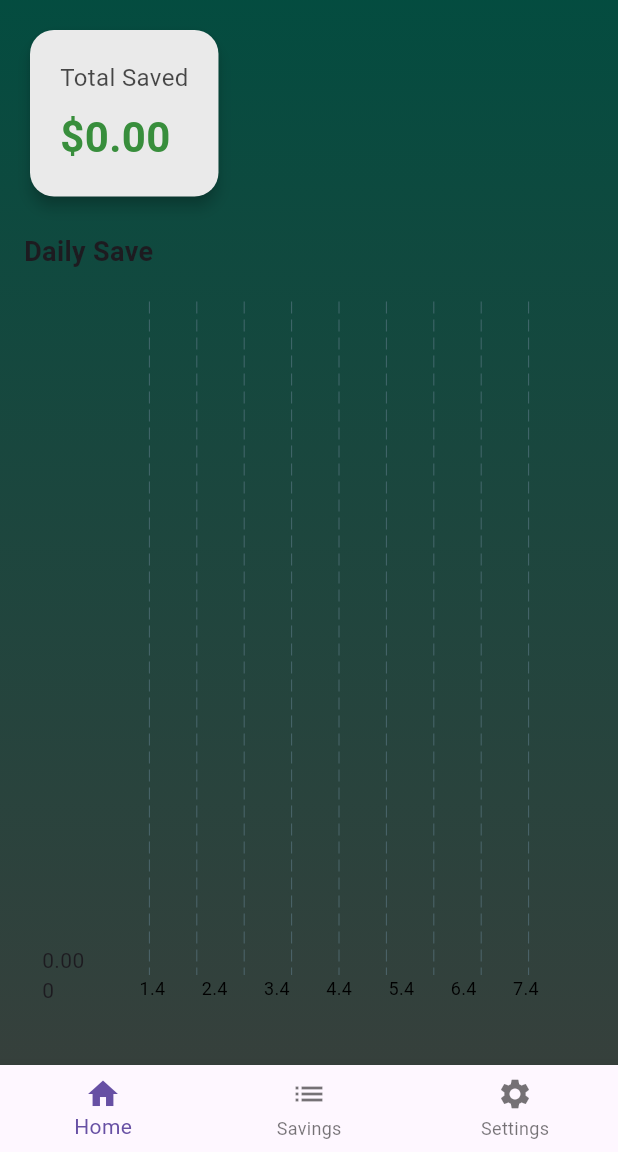
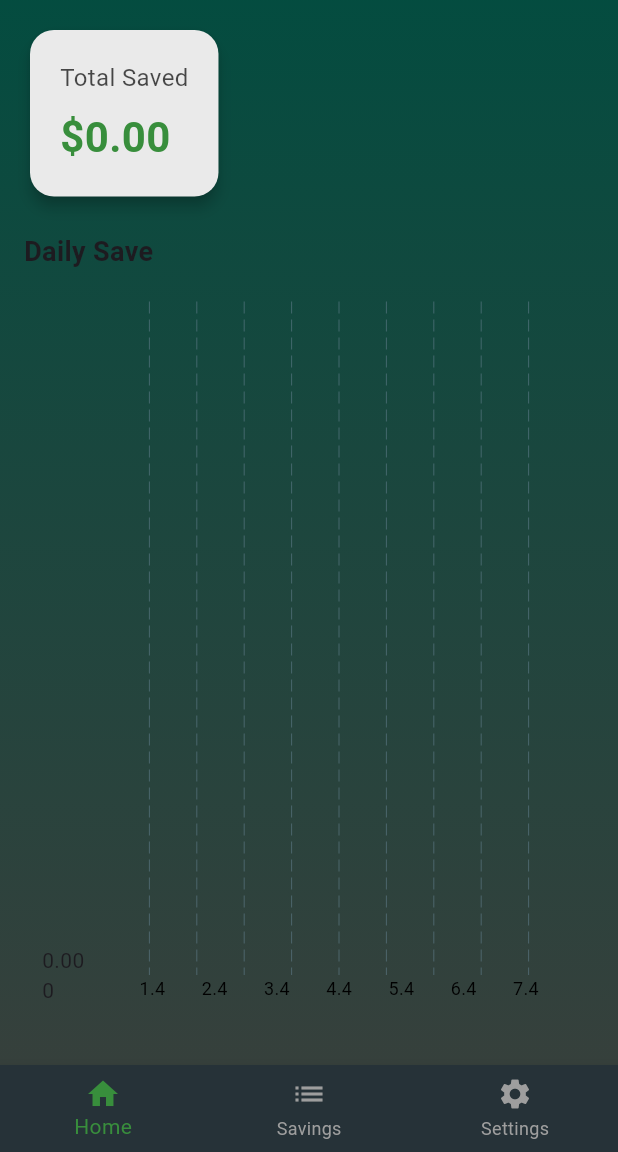
Before and after one commit to ymeichtry/PocketPlan, a Flutter app: the screen it shows after launch, on a phone screen of 412 x 824 dp, the part 84-1236 px from its top. Run offline on Flutter 3.47's test engine with Material 3 defaults, Android fonts, the phone set to English and light mode, and no system bars; drawn by our look-alikes of fl_chart; our stand-ins replace local_auth, shared_preferences.

Commit message:
add functionality of the LogIn into the main.dart file

```diff
--- a/lib/main.dart
+++ b/lib/main.dart
@@ -1,13 +1,26 @@
 import 'package:flutter/material.dart';
-import 'home_page.dart';  // Stelle sicher, dass die Datei existiert
-import 'savings_page.dart';
-import 'settings_page.dart';
+import 'package:pocketplan/pin_login_page.dart';
+import 'package:shared_preferences/shared_preferences.dart';
+import 'package:pocketplan/home_page.dart';
+import 'package:pocketplan/savings_page.dart';
+import 'package:pocketplan/settings_page.dart';
 
-void main() {
-  runApp(MyApp());
+void main() async {
+  WidgetsFlutterBinding.ensureInitialized();
+  SharedPreferences prefs = await SharedPreferences.getInstance();
+  bool requirePassword = prefs.getBool("requirePassword") ?? false;
+  String? savedPassword = prefs.getString("userPassword");
+
+  runApp(MyApp(
+    showLogin: requirePassword && savedPassword != null && savedPassword.isNotEmpty,
+  ));
 }
 
 class MyApp extends StatelessWidget {
+  final bool showLogin;
+
+  MyApp({required this.showLogin});
+
   @override
   Widget build(BuildContext context) {
     return MaterialApp(
@@ -15,7 +28,7 @@ class MyApp extends StatelessWidget {
       theme: ThemeData(
         primarySwatch: Colors.blue,
       ),
-      home: MainPage(),
+      home: showLogin ? PinLoginPage() : MainPage(),
     );
   }
 }
@@ -47,6 +60,9 @@ class _MainPageState extends State<MainPage> {
       bottomNavigationBar: BottomNavigationBar(
         currentIndex: _selectedIndex,
         onTap: _onItemTapped,
+        backgroundColor: Color(0xFF263238),
+        selectedItemColor: Colors.green[700],
+        unselectedItemColor: Colors.grey,
         items: [
           BottomNavigationBarItem(icon: Icon(Icons.home), label: "Home"),
           BottomNavigationBarItem(icon: Icon(Icons.list), label: "Savings"),
```
